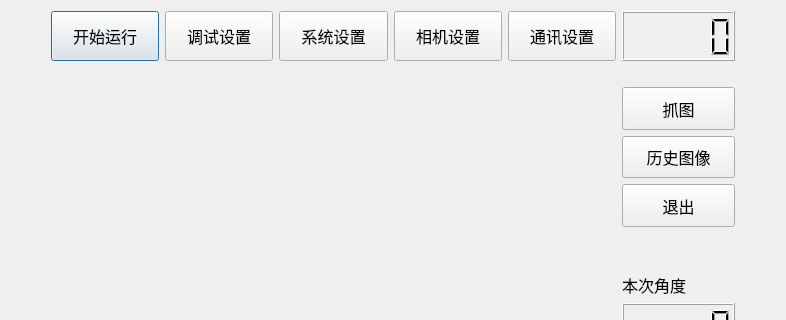
Old version of the form maindialog.ui in the repository ypg666/Wire_Rotate; both pictures show x 0 to 786 and y 0 to 320 of the 786 by 558 pixel window.
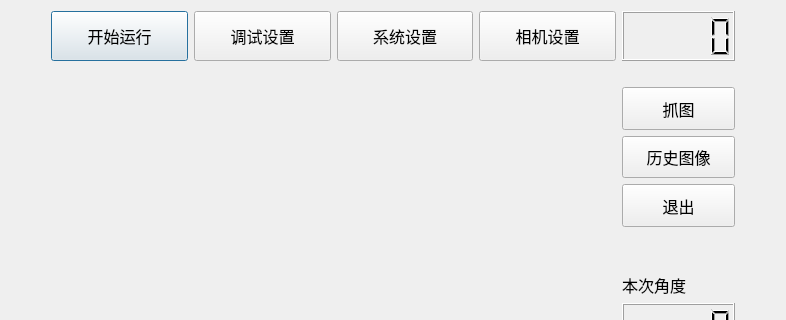
New version of the form. Icons and pictures are not drawn.

The edit to the form file:
```diff
--- a/maindialog.ui
+++ b/maindialog.ui
@@ -53,7 +53,7 @@
          </property>
          <property name="maximumSize">
           <size>
-           <width>150</width>
+           <width>200</width>
            <height>50</height>
           </size>
          </property>
@@ -81,7 +81,7 @@
          </property>
          <property name="maximumSize">
           <size>
-           <width>150</width>
+           <width>200</width>
            <height>50</height>
           </size>
          </property>
@@ -106,7 +106,7 @@
          </property>
          <property name="maximumSize">
           <size>
-           <width>150</width>
+           <width>200</width>
            <height>50</height>
           </size>
          </property>
@@ -131,7 +131,7 @@
          </property>
          <property name="maximumSize">
           <size>
-           <width>150</width>
+           <width>200</width>
            <height>50</height>
           </size>
          </property>
@@ -146,31 +146,6 @@
          </property>
         </widget>
        </item>
-       <item>
-        <widget class="QPushButton" name="pushButton_10">
-         <property name="sizePolicy">
-          <sizepolicy hsizetype="Expanding" vsizetype="Expanding">
-           <horstretch>0</horstretch>
-           <verstretch>0</verstretch>
-          </sizepolicy>
-         </property>
-         <property name="maximumSize">
-          <size>
-           <width>150</width>
-           <height>50</height>
-          </size>
-         </property>
-         <property name="font">
-          <font>
-           <family>微软雅黑</family>
-           <pointsize>12</pointsize>
-          </font>
-         </property>
-         <property name="text">
-          <string>通讯设置</string>
-         </property>
-        </widget>
-       </item>
       </layout>
      </item>
      <item>
```
